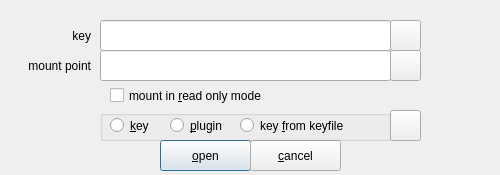
Qt form zuluMount-gui/keydialog.ui (mhogomchungu/zuluCrypt) before a commit.
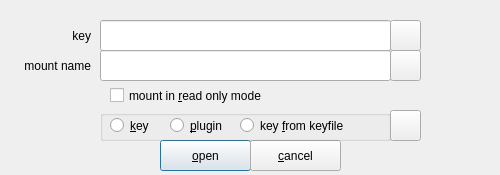
The same form after that commit.

Commit message: move mount point path to /run/media + other enhancements

The edit to the form file:
```diff
--- a/zuluMount-gui/keydialog.ui
+++ b/zuluMount-gui/keydialog.ui
@@ -143,7 +143,7 @@
     </rect>
    </property>
    <property name="text">
-    <string>mount point</string>
+    <string>mount name</string>
    </property>
    <property name="alignment">
     <set>Qt::AlignRight|Qt::AlignTrailing|Qt::AlignVCenter</set>
```
The commit also changes 28 other files.
